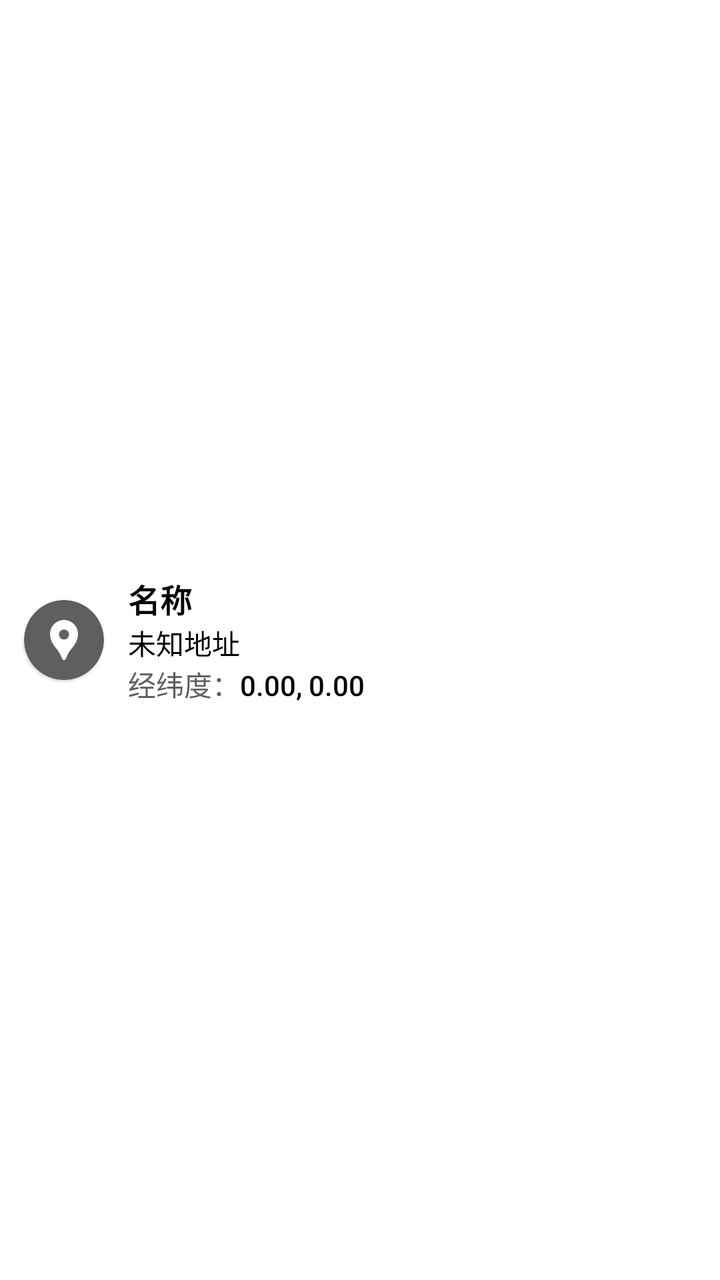
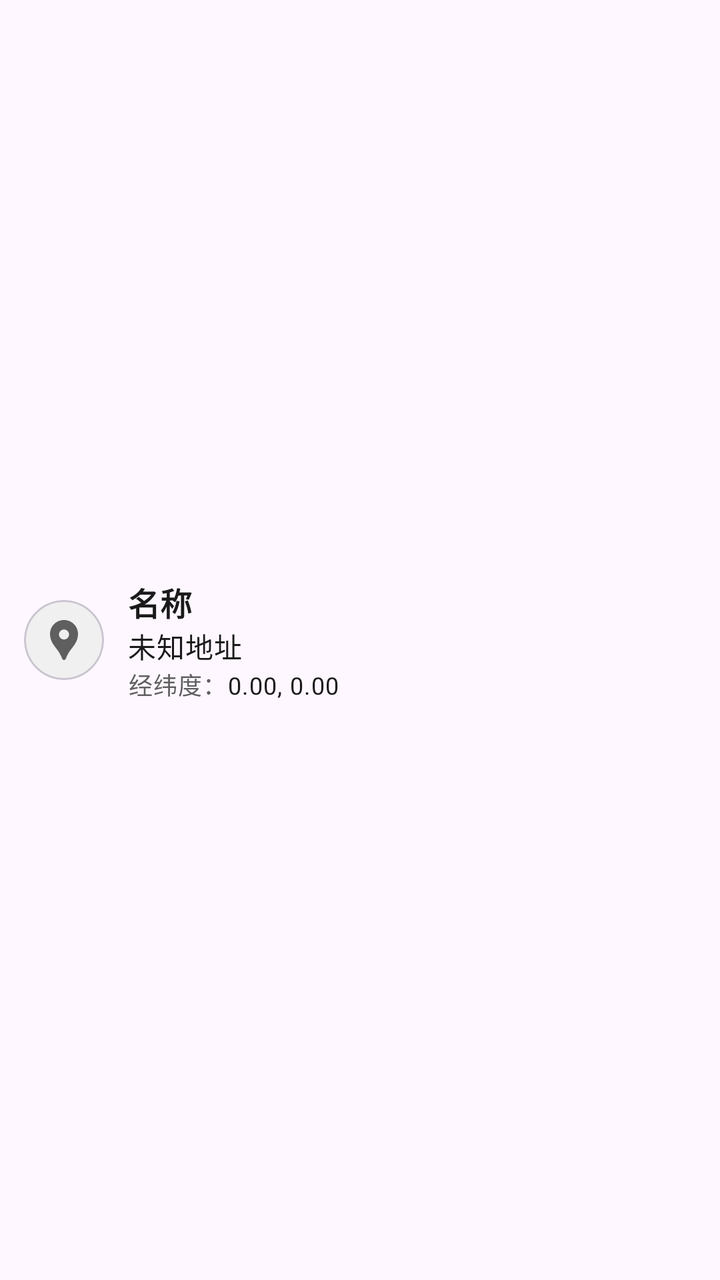

Before-and-after screenshots of an Android layout around one commit, followed by the original layout XML and the change that was made.
<!-- AndroidManifest.xml: application theme AppTheme -->
<!-- res/layout/layout_history_location_item.xml -->
<androidx.constraintlayout.widget.ConstraintLayout xmlns:android="http://schemas.android.com/apk/res/android"
    android:layout_width="match_parent"
    android:layout_height="wrap_content"
    android:foreground="?attr/selectableItemBackgroundBorderless"
    xmlns:app="http://schemas.android.com/apk/res-auto">

    <com.google.android.material.card.MaterialCardView
        android:id="@+id/history_location_icon_card"
        android:layout_width="wrap_content"
        android:layout_height="wrap_content"
        android:layout_margin="12dp"
        app:layout_constraintBottom_toBottomOf="parent"
        app:layout_constraintTop_toTopOf="parent"
        app:layout_constraintStart_toStartOf="parent"
        app:contentPadding="8dp"
        app:cardCornerRadius="24dp"
        app:cardBackgroundColor="@color/portal_appbar_color">

        <androidx.appcompat.widget.AppCompatImageView
            android:layout_width="wrap_content"
            android:layout_height="wrap_content"
            android:src="@drawable/baseline_location_pin_24"
            app:tintMode="src_in"
            app:tint="#FFFFFF" />

    </com.google.android.material.card.MaterialCardView>

    <LinearLayout
        android:layout_width="wrap_content"
        android:layout_height="wrap_content"
        android:orientation="vertical"
        android:layout_margin="12dp"
        app:layout_constraintLeft_toRightOf="@id/history_location_icon_card"
        app:layout_constraintBottom_toBottomOf="parent"
        app:layout_constraintTop_toTopOf="parent">

        <com.google.android.material.textview.MaterialTextView
            android:id="@+id/history_location_name"
            android:layout_width="wrap_content"
            android:layout_height="wrap_content"
            android:gravity="center"
            android:text="@string/name"
            android:textAppearance="@style/TextAppearance.AppCompat.Subhead"
            android:textColor="@color/black"
            android:textStyle="bold"
            app:emojiCompatEnabled="true" />

        <TextView
            android:id="@+id/history_location_address"
            android:layout_width="match_parent"
            android:layout_height="wrap_content"
            android:text="@string/none_none"
            android:textAppearance="@style/TextAppearance.AppCompat.Body1"
            android:textColor="@color/black"/>

        <LinearLayout
            android:layout_width="wrap_content"
            android:layout_height="wrap_content"
            android:orientation="horizontal">

            <com.google.android.material.textview.MaterialTextView
                android:layout_width="wrap_content"
                android:layout_height="wrap_content"
                android:gravity="center"
                android:text="@string/latlon_display"
                android:textAppearance="@style/TextAppearance.AppCompat.Body2"
                android:textColor="@color/portal_mini_title_color"
                app:emojiCompatEnabled="true" />

            <com.google.android.material.textview.MaterialTextView
                android:id="@+id/history_location_latlon"
                android:layout_width="wrap_content"
                android:layout_height="wrap_content"
                android:gravity="center"
                android:text="@string/default_latlon"
                android:textAppearance="@style/TextAppearance.AppCompat.Body2"
                android:textColor="@color/black"
                app:emojiCompatEnabled="true" />
        </LinearLayout>

    </LinearLayout>

</androidx.constraintlayout.widget.ConstraintLayout>
<!-- resources referenced by this layout -->
<resources>
  <color name="black">#FF000000</color>
  <color name="portal_appbar_color">#5F5F5F</color>
  <color name="portal_mini_title_color">#5F5F5F</color>
  <!-- drawable baseline_location_pin_24 (drawable) -->
  <vector xmlns:android="http://schemas.android.com/apk/res/android" android:autoMirrored="true" android:height="24dp" android:tint="#434343" android:viewportHeight="24" android:viewportWidth="24" android:width="24dp">
        
      <path android:fillColor="@android:color/white" android:pathData="M12,2L12,2C8.13,2 5,5.13 5,9c0,1.74 0.5,3.37 1.41,4.84c0.95,1.54 2.2,2.86 3.16,4.4c0.47,0.75 0.81,1.45 1.17,2.26C11,21.05 11.21,22 12,22h0c0.79,0 1,-0.95 1.25,-1.5c0.37,-0.81 0.7,-1.51 1.17,-2.26c0.96,-1.53 2.21,-2.85 3.16,-4.4C18.5,12.37 19,10.74 19,9C19,5.13 15.87,2 12,2zM12,11.75c-1.38,0 -2.5,-1.12 -2.5,-2.5s1.12,-2.5 2.5,-2.5s2.5,1.12 2.5,2.5S13.38,11.75 12,11.75z"/>
      
  </vector>
  <string name="default_latlon">0.00, 0.00</string>
  <string name="latlon_display">经纬度：</string>
  <string name="name">名称</string>
  <string name="none_none">未知地址</string>
  <style name="AppTheme" parent="Theme.MaterialComponents.Light.NoActionBar">
          <item name="colorPrimaryVariant">@color/purple_700</item>
          <item name="colorOnPrimary">@color/portal_appbar_color</item>
          <item name="colorSecondary">@color/portal_appbar_color</item>
          <item name="colorSecondaryVariant">@color/portal_appbar_color_center</item>
  
  
          <item name="colorOnSecondary">@color/white</item>
          <item name="colorPrimary">@color/theme_appbar_color</item>
          <item name="colorControlHighlight">@color/theme_focused_touch</item>
  
          <item name="colorPrimaryDark">@color/portal_appbar_color</item>
          <item name="android:statusBarColor">@android:color/transparent</item>
          <item name="windowActionModeOverlay">true</item>
          <item name="windowActionBar">false</item>
          <item name="windowNoTitle">true</item>
          <item name="android:windowDrawsSystemBarBackgrounds">true</item>
          <item name="android:windowTranslucentStatus">true</item>
          <item name="colorControlNormal">@color/white</item>
          <item name="colorControlActivated">@color/portal_appbar_color_dark</item>
          <item name="android:textColorHint">@android:color/white</item>
          <item name="android:editTextColor">@android:color/white</item>
          <item name="searchViewStyle">@style/Portal.SearchViewStyle</item>
          <item name="selectableItemBackgroundBorderless">@drawable/ripple_effect</item>
          <item name="sliderStyle">@style/Portal.SliderTheme</item>
      </style>
  <color name="purple_700">#FF3700B3</color>
  <color name="portal_appbar_color_center">#494949</color>
  <color name="white">#FFFFFFFF</color>
  <color name="theme_appbar_color">#5F5F5F</color>
  <color name="theme_focused_touch">#A0A0A0</color>
  <color name="portal_appbar_color_dark">#373737</color>
  <style name="Portal.SearchViewStyle" parent="Widget.AppCompat.SearchView">
      </style>
  <!-- drawable ripple_effect (drawable) -->
  <ripple xmlns:android="http://schemas.android.com/apk/res/android"
      android:color="@color/selected_color">
      <item android:id="@android:id/mask" android:drawable="@color/white"/>
  </ripple >
  <style name="Portal.SliderTheme" parent="Widget.MaterialComponents.Slider">
  
      </style>
  <color name="selected_color">#BCBCBC</color>
</resources>

<!-- the commit's change to res/layout/layout_history_location_item.xml (unified diff, before → after) -->
@@ -14,14 +14,14 @@
         app:layout_constraintStart_toStartOf="parent"
         app:contentPadding="8dp"
         app:cardCornerRadius="24dp"
-        app:cardBackgroundColor="@color/portal_appbar_color">
+        app:cardBackgroundColor="?attr/colorSurfaceVariant">
 
         <androidx.appcompat.widget.AppCompatImageView
             android:layout_width="wrap_content"
             android:layout_height="wrap_content"
             android:src="@drawable/baseline_location_pin_24"
             app:tintMode="src_in"
-            app:tint="#FFFFFF" />
+            app:tint="?attr/colorOnSurfaceVariant" />
 
     </com.google.android.material.card.MaterialCardView>
 
@@ -41,7 +41,7 @@
             android:gravity="center"
             android:text="@string/name"
             android:textAppearance="@style/TextAppearance.AppCompat.Subhead"
-            android:textColor="@color/black"
+            android:textColor="?attr/colorOnSurface"
             android:textStyle="bold"
             app:emojiCompatEnabled="true" />
 
@@ -50,8 +50,8 @@
             android:layout_width="match_parent"
             android:layout_height="wrap_content"
             android:text="@string/none_none"
-            android:textAppearance="@style/TextAppearance.AppCompat.Body1"
-            android:textColor="@color/black"/>
+            android:textAppearance="@style/TextAppearance.Material3.BodyMedium"
+            android:textColor="?attr/colorOnSurface"/>
 
         <LinearLayout
             android:layout_width="wrap_content"
@@ -63,8 +63,8 @@
                 android:layout_height="wrap_content"
                 android:gravity="center"
                 android:text="@string/latlon_display"
-                android:textAppearance="@style/TextAppearance.AppCompat.Body2"
-                android:textColor="@color/portal_mini_title_color"
+                android:textAppearance="@style/TextAppearance.Material3.BodySmall"
+                android:textColor="?attr/colorOnSurfaceVariant"
                 app:emojiCompatEnabled="true" />
 
             <com.google.android.material.textview.MaterialTextView
@@ -73,8 +73,8 @@
                 android:layout_height="wrap_content"
                 android:gravity="center"
                 android:text="@string/default_latlon"
-                android:textAppearance="@style/TextAppearance.AppCompat.Body2"
-                android:textColor="@color/black"
+                android:textAppearance="@style/TextAppearance.Material3.BodySmall"
+                android:textColor="?attr/colorOnSurface"
                 app:emojiCompatEnabled="true" />
         </LinearLayout>
 
<!-- resource entries referenced after the edit -->
@@ -1,8 +1,5 @@
 <!-- resources referenced by this layout -->
 <resources>
-  <color name="black">#FF000000</color>
-  <color name="portal_appbar_color">#5F5F5F</color>
-  <color name="portal_mini_title_color">#5F5F5F</color>
   <!-- drawable baseline_location_pin_24 (drawable) -->
   <vector xmlns:android="http://schemas.android.com/apk/res/android" android:autoMirrored="true" android:height="24dp" android:tint="#434343" android:viewportHeight="24" android:viewportWidth="24" android:width="24dp">
         
@@ -13,48 +10,35 @@
   <string name="latlon_display">经纬度：</string>
   <string name="name">名称</string>
   <string name="none_none">未知地址</string>
-  <style name="AppTheme" parent="Theme.MaterialComponents.Light.NoActionBar">
-          <item name="colorPrimaryVariant">@color/purple_700</item>
-          <item name="colorOnPrimary">@color/portal_appbar_color</item>
-          <item name="colorSecondary">@color/portal_appbar_color</item>
-          <item name="colorSecondaryVariant">@color/portal_appbar_color_center</item>
+  <style name="AppTheme" parent="Theme.Material3.Light.NoActionBar">
+          
+          <item name="colorPrimary">#5F5F5F</item>
+          <item name="colorOnPrimary">#FFFFFF</item>
+          <item name="colorPrimaryContainer">#E0E0E0</item>
+          <item name="colorOnPrimaryContainer">#1E1E1E</item>
+          <item name="colorSecondary">#494949</item>
+          <item name="colorOnSecondary">#FFFFFF</item>
+          <item name="colorSecondaryContainer">#E7E7E7</item>
+          <item name="colorOnSecondaryContainer">#2A2A2A</item>
+          <item name="colorSurface">#FFFFFF</item>
+          <item name="colorOnSurface">#1A1A1A</item>
+          <item name="colorSurfaceVariant">#F0F0F0</item>
+          <item name="colorOnSurfaceVariant">#5F5F5F</item>
+          <item name="colorOutline">#747474</item>
   
-  
-          <item name="colorOnSecondary">@color/white</item>
-          <item name="colorPrimary">@color/theme_appbar_color</item>
-          <item name="colorControlHighlight">@color/theme_focused_touch</item>
-  
-          <item name="colorPrimaryDark">@color/portal_appbar_color</item>
+          
           <item name="android:statusBarColor">@android:color/transparent</item>
+          <item name="android:windowDrawsSystemBarBackgrounds">true</item>
+          <item name="android:windowTranslucentStatus">true</item>
           <item name="windowActionModeOverlay">true</item>
           <item name="windowActionBar">false</item>
           <item name="windowNoTitle">true</item>
-          <item name="android:windowDrawsSystemBarBackgrounds">true</item>
-          <item name="android:windowTranslucentStatus">true</item>
-          <item name="colorControlNormal">@color/white</item>
-          <item name="colorControlActivated">@color/portal_appbar_color_dark</item>
-          <item name="android:textColorHint">@android:color/white</item>
-          <item name="android:editTextColor">@android:color/white</item>
+  
+          
           <item name="searchViewStyle">@style/Portal.SearchViewStyle</item>
-          <item name="selectableItemBackgroundBorderless">@drawable/ripple_effect</item>
           <item name="sliderStyle">@style/Portal.SliderTheme</item>
       </style>
-  <color name="purple_700">#FF3700B3</color>
-  <color name="portal_appbar_color_center">#494949</color>
-  <color name="white">#FFFFFFFF</color>
-  <color name="theme_appbar_color">#5F5F5F</color>
-  <color name="theme_focused_touch">#A0A0A0</color>
-  <color name="portal_appbar_color_dark">#373737</color>
-  <style name="Portal.SearchViewStyle" parent="Widget.AppCompat.SearchView">
-      </style>
-  <!-- drawable ripple_effect (drawable) -->
-  <ripple xmlns:android="http://schemas.android.com/apk/res/android"
-      android:color="@color/selected_color">
-      <item android:id="@android:id/mask" android:drawable="@color/white"/>
-  </ripple >
-  <style name="Portal.SliderTheme" parent="Widget.MaterialComponents.Slider">
-  
-      </style>
-  <color name="selected_color">#BCBCBC</color>
+  <style name="Portal.SearchViewStyle" parent="Widget.AppCompat.SearchView" />
+  <style name="Portal.SliderTheme" parent="Widget.Material3.Slider" />
 </resources>
 
